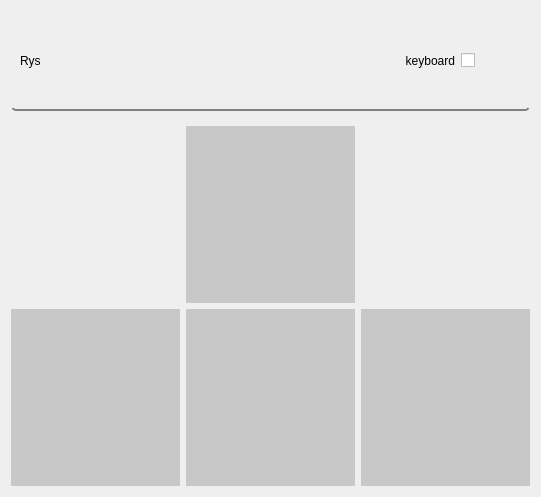
Above: control_panel/resource/control_panel.ui from GroupOfRobots/MiniRysRQT before the change. Below: the same form after it.
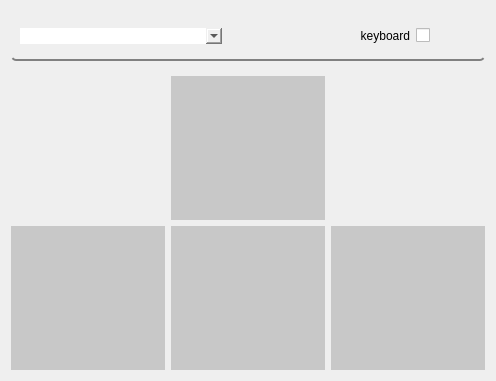
That is the form after the change. Icons and pictures are not drawn.

```diff
--- a/control_panel/resource/control_panel.ui
+++ b/control_panel/resource/control_panel.ui
@@ -6,10 +6,16 @@
    <rect>
     <x>0</x>
     <y>0</y>
-    <width>541</width>
-    <height>497</height>
+    <width>496</width>
+    <height>381</height>
    </rect>
   </property>
+  <property name="maximumSize">
+   <size>
+    <width>16777215</width>
+    <height>16777215</height>
+   </size>
+  </property>
   <property name="windowTitle">
    <string>Form</string>
   </property>
@@ -22,7 +28,7 @@
      <property name="maximumSize">
       <size>
        <width>16777215</width>
-       <height>100</height>
+       <height>50</height>
       </size>
      </property>
      <property name="styleSheet">
@@ -39,11 +45,7 @@
      </property>
      <layout class="QHBoxLayout" name="horizontalLayout">
       <item>
-       <widget class="QLabel" name="label">
-        <property name="text">
-         <string>Rys</string>
-        </property>
-       </widget>
+       <widget class="QComboBox" name="comboBox"/>
       </item>
       <item>
        <widget class="QCheckBox" name="checkBox">
@@ -104,11 +106,15 @@
       </widget>
      </item>
      <item>
-      <layout class="QVBoxLayout" name="verticalLayout_2">
-       <item>
-        <layout class="QHBoxLayout" name="horizontalLayout_4">
+      <layout class="QHBoxLayout" name="firstRowButtonsWrapper">
          <item>
           <widget class="QFrame" name="emptyFrameLeft">
+         <property name="minimumSize">
+          <size>
+           <width>20</width>
+           <height>20</height>
+          </size>
+         </property>
            <property name="frameShape">
             <enum>QFrame::StyledPanel</enum>
            </property>
@@ -125,6 +131,12 @@
              <verstretch>0</verstretch>
             </sizepolicy>
            </property>
+         <property name="minimumSize">
+          <size>
+           <width>20</width>
+           <height>20</height>
+          </size>
+         </property>
            <property name="sizeIncrement">
             <size>
              <width>0</width>
@@ -155,6 +167,12 @@
          </item>
          <item>
           <widget class="QFrame" name="emptyFrameRight">
+         <property name="minimumSize">
+          <size>
+           <width>20</width>
+           <height>20</height>
+          </size>
+         </property>
            <property name="styleSheet">
             <string notr="true">border:none;</string>
            </property>
@@ -168,8 +186,6 @@
          </item>
         </layout>
        </item>
-      </layout>
-     </item>
      <item>
       <layout class="QHBoxLayout" name="horizontalLayout_5">
        <item>
@@ -180,6 +196,12 @@
            <verstretch>0</verstretch>
           </sizepolicy>
          </property>
+         <property name="minimumSize">
+          <size>
+           <width>20</width>
+           <height>20</height>
+          </size>
+         </property>
          <property name="sizeIncrement">
           <size>
            <width>1</width>
@@ -225,6 +247,12 @@
            <verstretch>0</verstretch>
           </sizepolicy>
          </property>
+         <property name="minimumSize">
+          <size>
+           <width>20</width>
+           <height>20</height>
+          </size>
+         </property>
          <property name="cursor">
           <cursorShape>PointingHandCursor</cursorShape>
          </property>
@@ -255,6 +283,12 @@
            <verstretch>0</verstretch>
           </sizepolicy>
          </property>
+         <property name="minimumSize">
+          <size>
+           <width>20</width>
+           <height>20</height>
+          </size>
+         </property>
          <property name="cursor">
           <cursorShape>PointingHandCursor</cursorShape>
          </property>
```
Left out of the diff: 2 changed lines with no effect on the pictures. Lines whose indentation alone changed are shown as unchanged.
